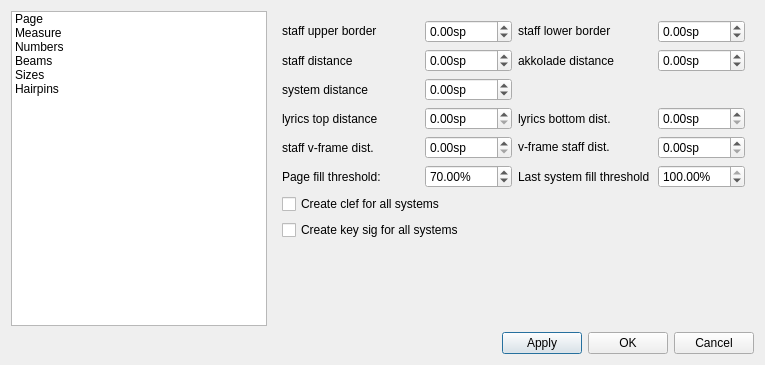
First picture: the form in mscore/mscore/editstyle.ui, repository musescore/musescore-old, before the edit.
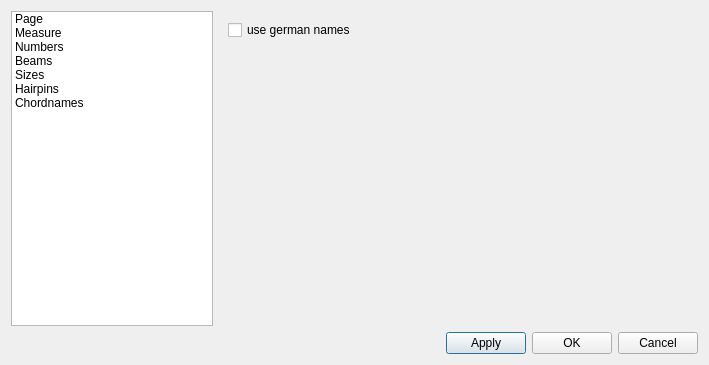
Second picture: the form after the edit.

What changed in the file:
```diff
--- a/mscore/mscore/editstyle.ui
+++ b/mscore/mscore/editstyle.ui
@@ -5,7 +5,7 @@
    <rect>
     <x>0</x>
     <y>0</y>
-    <width>765</width>
+    <width>709</width>
     <height>365</height>
    </rect>
   </property>
@@ -54,6 +54,11 @@
        <string>Hairpins</string>
       </property>
      </item>
+     <item>
+      <property name="text" >
+       <string>Chordnames</string>
+      </property>
+     </item>
     </widget>
    </item>
    <item row="0" column="1" >
@@ -65,7 +70,7 @@
       </sizepolicy>
      </property>
      <property name="currentIndex" >
-      <number>0</number>
+      <number>6</number>
      </property>
      <widget class="QWidget" name="page2" >
       <layout class="QGridLayout" >
@@ -901,6 +906,43 @@
        </item>
       </layout>
      </widget>
+     <widget class="QWidget" name="Seite_4" >
+      <layout class="QGridLayout" >
+       <item row="0" column="0" >
+        <widget class="QCheckBox" name="useGermanNoteNames" >
+         <property name="text" >
+          <string>use german names</string>
+         </property>
+        </widget>
+       </item>
+       <item row="0" column="1" >
+        <spacer>
+         <property name="orientation" >
+          <enum>Qt::Horizontal</enum>
+         </property>
+         <property name="sizeHint" >
+          <size>
+           <width>40</width>
+           <height>20</height>
+          </size>
+         </property>
+        </spacer>
+       </item>
+       <item row="1" column="0" >
+        <spacer>
+         <property name="orientation" >
+          <enum>Qt::Vertical</enum>
+         </property>
+         <property name="sizeHint" >
+          <size>
+           <width>20</width>
+           <height>40</height>
+          </size>
+         </property>
+        </spacer>
+       </item>
+      </layout>
+     </widget>
     </widget>
    </item>
    <item row="1" column="0" colspan="2" >
```
